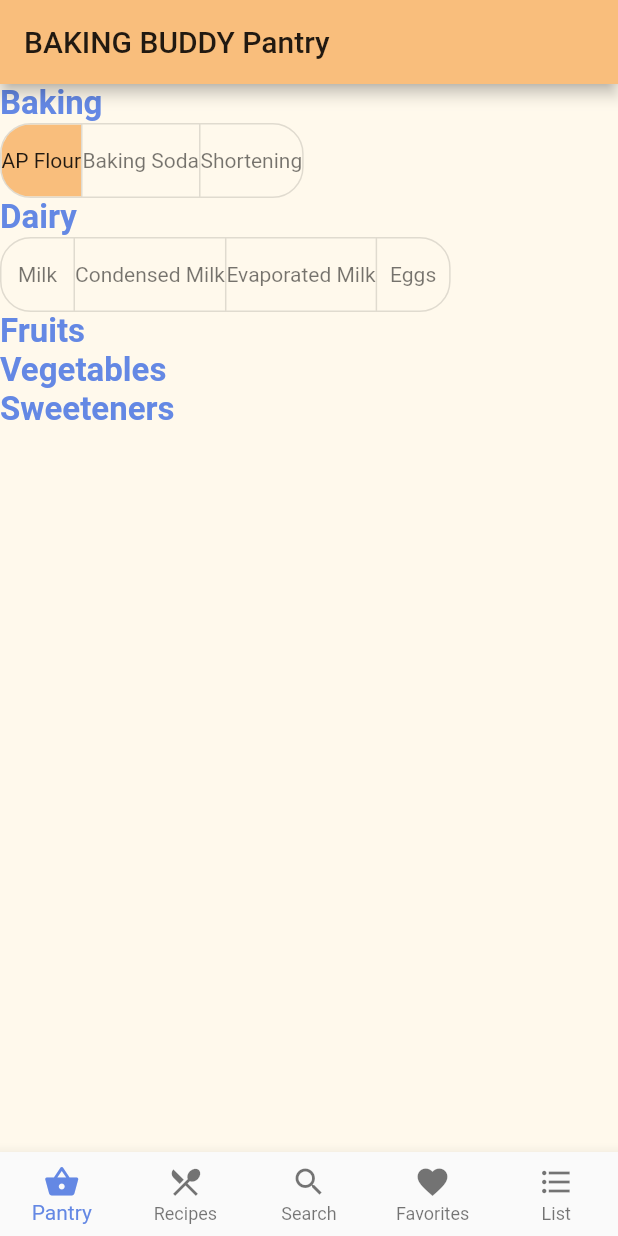
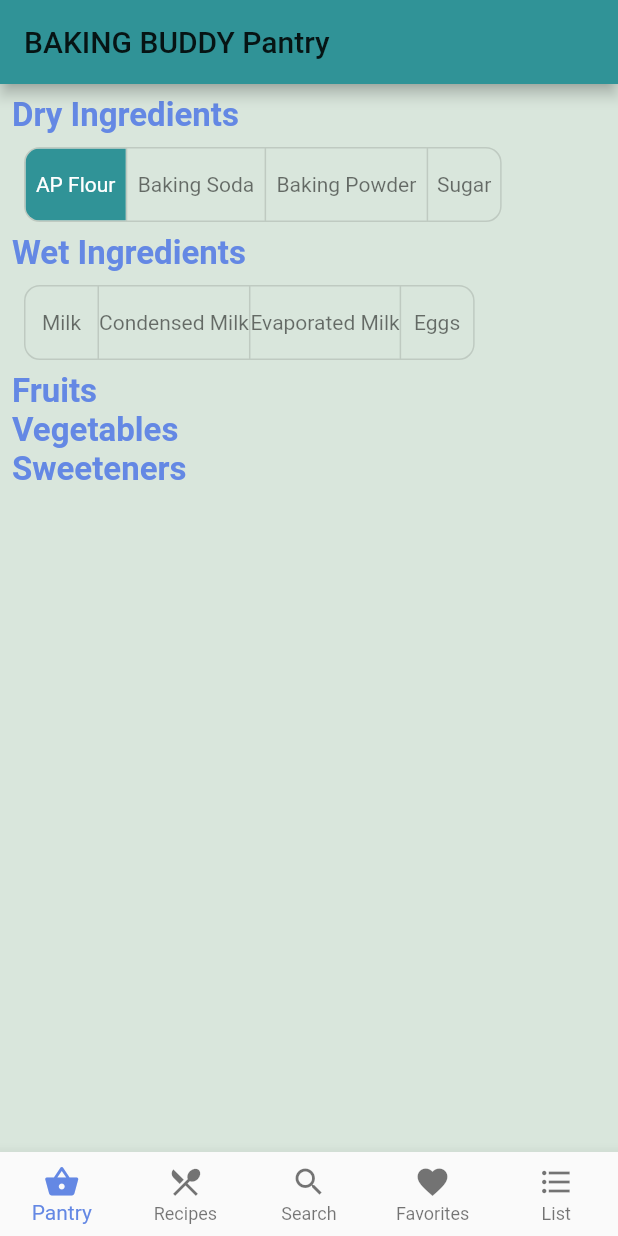
Before and after one commit to SJSU-CMPE165-Group1/BakingApp, a Flutter app: the screen it shows after launch, after a tap on "AP Flour", on a phone screen of 412 x 824 dp. Run offline on Flutter 3.47's test engine with Material 2 defaults, Android fonts, the phone set to English and light mode, and no system bars; network calls fail.

Commit message:
Implemented shopping list

```diff
--- a/flutter_baking_app/lib/views/favorites.dart
+++ b/flutter_baking_app/lib/views/favorites.dart
@@ -12,9 +12,9 @@ class _FavoritesPageState extends State<FavoritesPage> {
     return Scaffold(
         appBar: AppBar(
           title: Text('Favorited Recipes'), //widget.title
-          backgroundColor: LightColors.kDarkYellow,
+          backgroundColor: LightColors.kGreen,
         ),
-        backgroundColor: LightColors.kLightYellow,
+        backgroundColor: LightColors.kLightGreen,
         body:
         Center(
           child:Text(
--- a/flutter_baking_app/lib/views/pantry.dart
+++ b/flutter_baking_app/lib/views/pantry.dart
@@ -7,7 +7,7 @@ class PantryPage extends StatefulWidget {
 }
 
 class _PantryPageState extends State<PantryPage> {
-  List<bool> bakingList = List.generate(3, (index) => false);
+  List<bool> bakingList = List.generate(4, (index) => false);
   List<bool> dairyList = List.generate(4, (index) => false);
 
   @override
@@ -15,25 +15,30 @@ class _PantryPageState extends State<PantryPage> {
     return Scaffold(
         appBar: AppBar(
           title: Text('BAKING BUDDY Pantry'), //widget.title
-          backgroundColor: LightColors.kDarkYellow,
+          backgroundColor: LightColors.kGreen,
         ),
-        backgroundColor: LightColors.kLightYellow,
+        backgroundColor: LightColors.kLightGreen,
         body:
-        Column (
+        Padding(
+          padding: const EdgeInsets.all(8.0),
+          child: Column (
             crossAxisAlignment: CrossAxisAlignment.start,
             children: <Widget> [
-            Text('Baking',
+              Text('Dry Ingredients',
                 style: TextStyle(
                   fontSize: 22.0,
                   fontWeight: FontWeight.bold,
                   color: LightColors.kBlue,
                 ),
               ),
-            ToggleButtons(
+              Padding(
+                padding: const EdgeInsets.all(8.0),
+                child: ToggleButtons(
                   children: [
-                Text('AP Flour'),
-                Text('Baking Soda'),
-                Text('Shortening'),
+                    Text('  AP Flour  '),
+                    Text('  Baking Soda  '),
+                    Text('  Baking Powder  '),
+                    Text(' Sugar '),
                   ],
                   isSelected: bakingList,
                   onPressed: (int i) {
@@ -41,19 +46,22 @@ class _PantryPageState extends State<PantryPage> {
                       bakingList[i] = !bakingList[i];
                     });
                   },
-              fillColor: LightColors.kDarkYellow,
+                  fillColor: LightColors.kGreen,
                   color: Colors.black54,
-              selectedColor: Colors.black87,
-              borderRadius: BorderRadius.circular(20),
+                  selectedColor: Colors.white,
+                  borderRadius: BorderRadius.circular(10),
                 ),
-            Text('Dairy',
+              ),
+              Text('Wet Ingredients',
                 style: TextStyle(
                   fontSize: 22.0,
                   fontWeight: FontWeight.bold,
                   color: LightColors.kBlue,
                 ),
               ),
-            ToggleButtons(
+              Padding(
+                padding: const EdgeInsets.all(8.0),
+                child: ToggleButtons(
                   children: [
                     Text('Milk'),
                     Text('Condensed Milk'),
@@ -66,10 +74,11 @@ class _PantryPageState extends State<PantryPage> {
                       dairyList[i] = !dairyList[i];
                     });
                   },
-              fillColor: LightColors.kDarkYellow,
+                  fillColor: LightColors.kGreen,
                   color: Colors.black54,
-              selectedColor: Colors.black87,
-              borderRadius: BorderRadius.circular(20),
+                  selectedColor: Colors.white,
+                  borderRadius: BorderRadius.circular(10),
+                ),
               ),
               Text('Fruits',
                 style: TextStyle(
@@ -93,6 +102,7 @@ class _PantryPageState extends State<PantryPage> {
                 ),
               ),
             ],
+          ),
         )
     );
   }
--- a/flutter_baking_app/lib/views/recipes.dart
+++ b/flutter_baking_app/lib/views/recipes.dart
@@ -31,9 +31,9 @@ class RecipePageState extends State<RecipePage> {
     return Scaffold(
         appBar: AppBar(
           title: Text('Suggested Recipes'), //widget.title
-          backgroundColor: LightColors.kDarkYellow,
+          backgroundColor: LightColors.kGreen,
         ),
-        backgroundColor: LightColors.kLightYellow,
+        backgroundColor: LightColors.kLightGreen,
         body:
         Center(
             child:FutureBuilder(
--- a/flutter_baking_app/lib/views/search.dart
+++ b/flutter_baking_app/lib/views/search.dart
@@ -12,9 +12,9 @@ class _SearchPageState extends State<SearchPage> {
     return Scaffold(
         appBar: AppBar(
           title: Text('Search'), //widget.title
-          backgroundColor: LightColors.kDarkYellow,
+          backgroundColor: LightColors.kGreen,
         ),
-        backgroundColor: LightColors.kLightYellow,
+        backgroundColor: LightColors.kLightGreen,
         body:
         Center(
           child:Text(
--- a/flutter_baking_app/lib/views/shopping_list.dart
+++ b/flutter_baking_app/lib/views/shopping_list.dart
@@ -7,20 +7,78 @@ class ShoppingListPage extends StatefulWidget {
 }
 
 class _ShoppingListPageState extends State<ShoppingListPage> {
+  List<String> items = [];
+  //reads input from the user
+  var _c = new TextEditingController();
+
   @override
   Widget build(BuildContext context) {
     return Scaffold(
-        appBar: AppBar(
-          title: Text('Shopping List'), //widget.title
-          backgroundColor: LightColors.kDarkYellow,
-        ),
-        backgroundColor: LightColors.kLightYellow,
-        body:
-        Center(
-          child:Text(
-            'Shopping list here',
-          ),
-        )
+      appBar: AppBar(
+        title: Text('Shopping List'), //widget.title
+        backgroundColor: LightColors.kGreen,
+      ),
+      backgroundColor: LightColors.kLightGreen,
+      body: ListView.builder(   //prints out list
+        itemCount: items.length,
+        itemBuilder:(context, index){
+          //prints shopping list
+          return ListTile(
+            title: Text('${items[index]}'),
+            trailing: IconButton(
+              icon: Icon(Icons.delete),
+              color: LightColors.kRed,
+              onPressed: () {
+                print("Pressed delete!"); //test if registered button press
+                setState((){
+                  //delete item
+                  items.remove('${items[index]}');
+                }
+                );
+              }
+            ),
+          );
+        }
+      ),
+      floatingActionButton: FloatingActionButton(
+        onPressed: (){
+          addItem(context);
+        },
+        backgroundColor: LightColors.kGreen,
+        child: Icon(Icons.add),
+      ), // This trailing comma
     );
   }
+
+  void addItem(BuildContext context){
+
+
+    showDialog(child: new Dialog(
+      child: new Column(
+        children: <Widget> [
+          new TextField(
+            decoration: new InputDecoration(hintText: "Add Item"),
+            controller: _c,
+          ),
+          new FlatButton(
+              child: new Text("Add"),
+              onPressed: (){
+                setState(() {
+                  if(_c.text != "") {   //don't add empty items
+                    items.add(_c.text);
+                  }
+                  print(_c.text); //test to see if it was receiving input
+                  items.forEach((element) => print(element)); //test objects are being added to the list
+                  _c.text = ""; //reset the dialog box to be blank
+                });
+                Navigator.pop(context);
+              },
+          )
+        ]
+      )
+    ), context: context
+
+    );
+  }
+
 }
```
Also changed, not shown: flutter_baking_app/pubspec.lock, 20 other files. Lines whose indentation alone changed are shown as unchanged.
